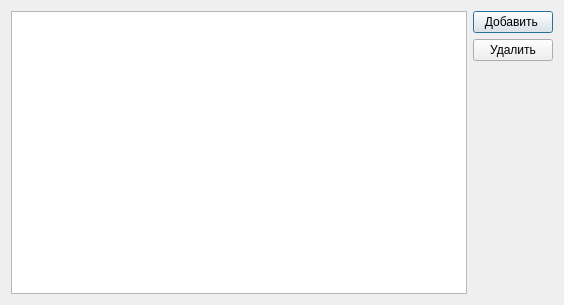
Above: users.ui from MikhailBersenev/BuksanSpy before the change. Below: the same form after it.
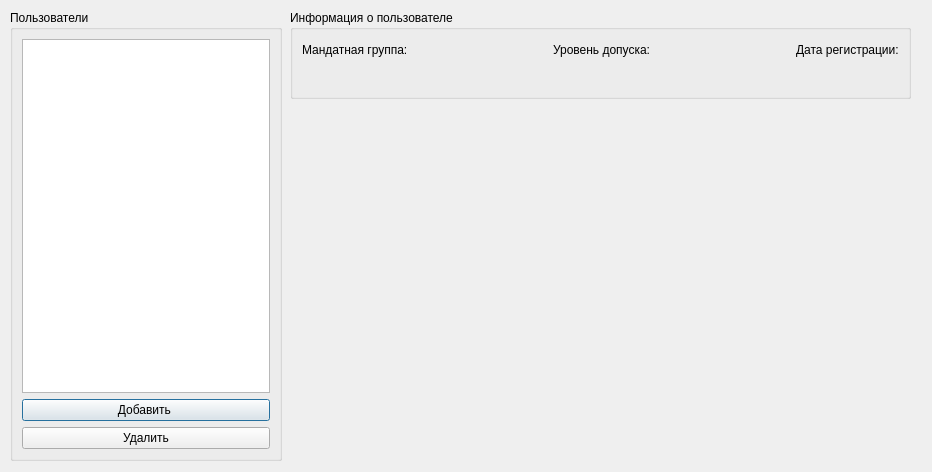
That is the form after the change.

Diff of the .ui file:
```diff
--- a/users.ui
+++ b/users.ui
@@ -6,44 +6,148 @@
    <rect>
     <x>0</x>
     <y>0</y>
-    <width>564</width>
-    <height>305</height>
+    <width>932</width>
+    <height>472</height>
    </rect>
   </property>
   <property name="windowTitle">
    <string>Пользователи и группы</string>
   </property>
-  <layout class="QGridLayout" name="gridLayout">
-   <item row="0" column="0" rowspan="2">
-    <layout class="QGridLayout" name="usersTable_Layout">
+  <widget class="QGroupBox" name="userinfo_groupBox">
+   <property name="geometry">
+    <rect>
+     <x>290</x>
+     <y>10</y>
+     <width>621</width>
+     <height>89</height>
+    </rect>
+   </property>
+   <property name="title">
+    <string>Информация о пользователе</string>
+   </property>
+   <layout class="QGridLayout" name="gridLayout_2">
      <item row="0" column="0">
-      <widget class="QTableView" name="users_Table">
-       <property name="gridStyle">
-        <enum>Qt::SolidLine</enum>
-       </property>
-       <property name="sortingEnabled">
-        <bool>true</bool>
-       </property>
-       <attribute name="horizontalHeaderCascadingSectionResizes">
-        <bool>true</bool>
-       </attribute>
-       <attribute name="horizontalHeaderDefaultSectionSize">
-        <number>200</number>
-       </attribute>
-       <attribute name="horizontalHeaderMinimumSectionSize">
-        <number>0</number>
-       </attribute>
-       <attribute name="horizontalHeaderStretchLastSection">
-        <bool>true</bool>
-       </attribute>
-       <attribute name="verticalHeaderCascadingSectionResizes">
-        <bool>true</bool>
-       </attribute>
-      </widget>
-     </item>
-    </layout>
+     <widget class="QLabel" name="mandatorygroup_label">
+      <property name="text">
+       <string>Мандатная группа:</string>
+      </property>
+     </widget>
    </item>
    <item row="0" column="1">
+     <spacer name="horizontalSpacer">
+      <property name="orientation">
+       <enum>Qt::Horizontal</enum>
+      </property>
+      <property name="sizeHint" stdset="0">
+       <size>
+        <width>115</width>
+        <height>18</height>
+       </size>
+      </property>
+     </spacer>
+    </item>
+    <item row="0" column="2">
+     <widget class="QLabel" name="macm_label">
+      <property name="text">
+       <string>Уровень допуска:</string>
+      </property>
+     </widget>
+    </item>
+    <item row="0" column="3">
+     <spacer name="horizontalSpacer_2">
+      <property name="orientation">
+       <enum>Qt::Horizontal</enum>
+      </property>
+      <property name="sizeHint" stdset="0">
+       <size>
+        <width>114</width>
+        <height>18</height>
+       </size>
+      </property>
+     </spacer>
+    </item>
+    <item row="0" column="4">
+     <widget class="QLabel" name="RegistrationDate_label">
+      <property name="text">
+       <string>Дата регистрации:</string>
+      </property>
+     </widget>
+    </item>
+    <item row="1" column="0">
+     <widget class="QLabel" name="mandatorygroup_label_2">
+      <property name="text">
+       <string/>
+      </property>
+     </widget>
+    </item>
+    <item row="1" column="4">
+     <widget class="QLabel" name="registrationdate_label_2">
+      <property name="text">
+       <string/>
+      </property>
+     </widget>
+    </item>
+    <item row="1" column="2">
+     <widget class="QLabel" name="macm_label_2">
+      <property name="text">
+       <string/>
+      </property>
+     </widget>
+    </item>
+    <item row="1" column="1">
+     <spacer name="horizontalSpacer_3">
+      <property name="orientation">
+       <enum>Qt::Horizontal</enum>
+      </property>
+      <property name="sizeHint" stdset="0">
+       <size>
+        <width>65</width>
+        <height>20</height>
+       </size>
+      </property>
+     </spacer>
+    </item>
+    <item row="1" column="3">
+     <spacer name="horizontalSpacer_4">
+      <property name="orientation">
+       <enum>Qt::Horizontal</enum>
+      </property>
+      <property name="sizeHint" stdset="0">
+       <size>
+        <width>85</width>
+        <height>18</height>
+       </size>
+      </property>
+     </spacer>
+    </item>
+   </layout>
+  </widget>
+  <widget class="QGroupBox" name="users_groupBox">
+   <property name="geometry">
+    <rect>
+     <x>10</x>
+     <y>10</y>
+     <width>272</width>
+     <height>451</height>
+    </rect>
+   </property>
+   <property name="title">
+    <string>Пользователи</string>
+   </property>
+   <layout class="QGridLayout" name="gridLayout">
+    <item row="0" column="0">
+     <widget class="QListView" name="users_listView">
+      <property name="font">
+       <font>
+        <family>Arimo</family>
+        <pointsize>16</pointsize>
+        <weight>75</weight>
+        <bold>true</bold>
+       </font>
+      </property>
+     </widget>
+    </item>
+    <item row="1" column="0">
     <layout class="QVBoxLayout" name="ButtonsLayout">
      <item>
       <widget class="QPushButton" name="AddUser_Button">
@@ -61,20 +165,8 @@
      </item>
     </layout>
    </item>
-   <item row="1" column="1">
-    <spacer name="verticalSpacer">
-     <property name="orientation">
-      <enum>Qt::Vertical</enum>
-     </property>
-     <property name="sizeHint" stdset="0">
-      <size>
-       <width>20</width>
-       <height>234</height>
-      </size>
-     </property>
-    </spacer>
-   </item>
-  </layout>
+   </layout>
+  </widget>
  </widget>
  <resources/>
  <connections/>
```
Lines whose indentation alone changed are shown as unchanged.
